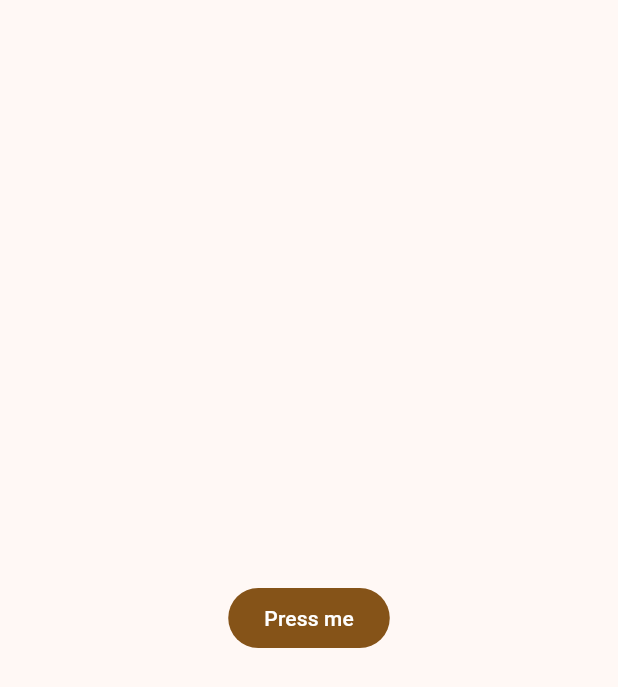
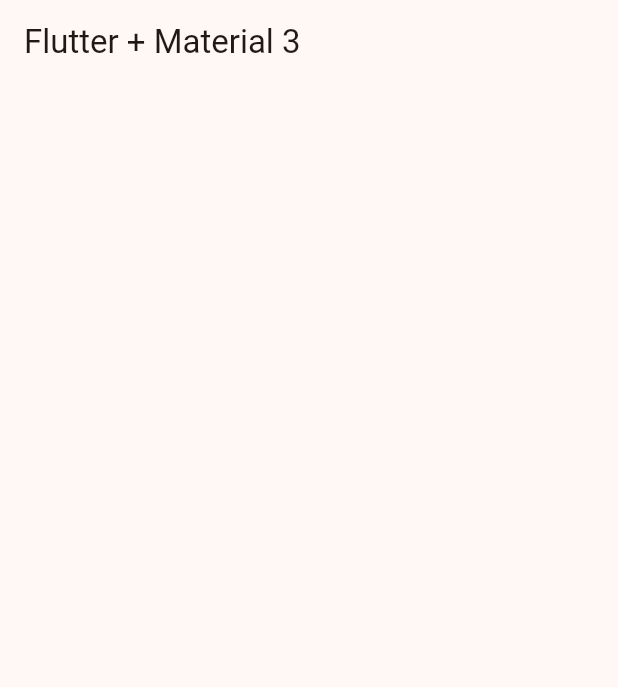
Before and after one commit to josecrsdc/widgetsApp, a Flutter app: the screen it shows after launch, on a phone screen of 412 x 824 dp. Shown: the top 687 px of the screen. Run offline on Flutter 3.47's test engine with Material 3 defaults, Android fonts, the phone set to English and light mode, and no system bars.

Commit message:
Section 121 - Agregar menú de navegación y pantalla de inicio

```diff
--- a/widgets_app/lib/config/theme/app_theme.dart
+++ b/widgets_app/lib/config/theme/app_theme.dart
@@ -20,6 +20,10 @@ class AppTheme {
       assert(selectedColor < colorList.length,
         'Selected color must be less than ${colorList.length - 1}');
 
-  ThemeData getTheme() =>
-      ThemeData(colorSchemeSeed: colorList[selectedColor]);
+  ThemeData getTheme() => ThemeData(
+    colorSchemeSeed: colorList[selectedColor],
+    appBarTheme: AppBarTheme(
+        centerTitle: false
+    )
+  );
 }
--- a/widgets_app/lib/main.dart
+++ b/widgets_app/lib/main.dart
@@ -1,5 +1,6 @@
 import 'package:flutter/material.dart';
 import 'package:widgets_app/config/theme/app_theme.dart';
+import 'package:widgets_app/presentation/screens/home/home_screen.dart';
 
 void main() {
   runApp(const MainApp());
@@ -13,11 +14,7 @@ class MainApp extends StatelessWidget {
     return MaterialApp(
       debugShowCheckedModeBanner: false,
       theme: AppTheme(selectedColor: 6).getTheme(),
-      home: Scaffold(
-        body: Center(
-          child: FilledButton(onPressed: () {}, child: const Text('Press me')),
-        ),
-      ),
+      home: const HomeScreen()
     );
   }
 }
--- /dev/null
+++ b/widgets_app/lib/presentation/screens/home/home_screen.dart
@@ -0,0 +1,14 @@
+import 'package:flutter/material.dart';
+
+class HomeScreen extends StatelessWidget {
+  const HomeScreen({super.key});
+
+  @override
+  Widget build(BuildContext context) {
+    return Scaffold(
+      appBar: AppBar(
+        title: Text('Flutter + Material 3'),
+      ),
+    );
+  }
+}
```
Also changed, not shown: widgets_app/lib/config/menu/menu_items.dart (added, +33 -0 lines).
